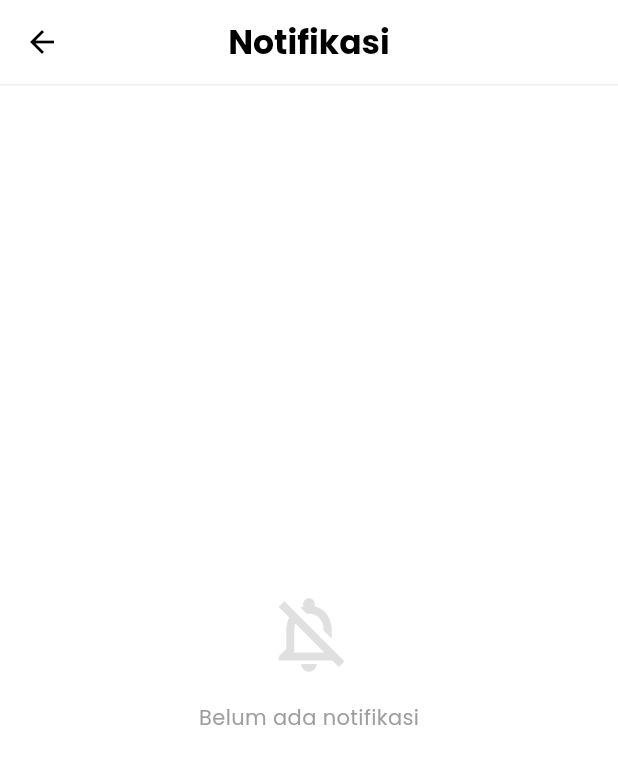
After one commit to zoymelvin/bibliospace-app, a Flutter app: the MainPage screen opened by its route, after a tap on the "notifications" icon, on a phone screen of 412 x 824 dp. The commit adds this screen. Shown: the top 764 px of the screen. Run offline on Flutter 3.47's test engine with Material 3 defaults, Android fonts, the phone set to English and light mode, and no system bars; our stand-ins replace bloc, cached_network_image, cloud_firestore, dio, equatable, firebase_auth and 4 more; accounts and stored records are empty; network calls fail.

Commit message:
feat(notifications): implement rental expiry notifications system
- Add notification model and repository methods for checking expired rentals
- Create notification bell widget with unread indicator
- Implement notification page to display user notifications
- Update main page to check for expired rentals on init

```diff
--- /dev/null
+++ b/lib/data/models/notification_model.dart
@@ -0,0 +1,31 @@
+import 'package:cloud_firestore/cloud_firestore.dart';
+
+class NotificationModel {
+  final String id;
+  final String title;
+  final String body;
+  final String type;
+  final bool isRead;
+  final DateTime createdAt;
+
+  NotificationModel({
+    required this.id,
+    required this.title,
+    required this.body,
+    required this.type,
+    required this.isRead,
+    required this.createdAt,
+  });
+
+  factory NotificationModel.fromFirestore(DocumentSnapshot doc) {
+    final data = doc.data() as Map<String, dynamic>;
+    return NotificationModel(
+      id: doc.id,
+      title: data['title'] ?? '',
+      body: data['body'] ?? '',
+      type: data['type'] ?? 'info',
+      isRead: data['is_read'] ?? false,
+      createdAt: (data['created_at'] as Timestamp).toDate(),
+    );
+  }
+}
--- a/lib/data/repositories/auth_repository.dart
+++ b/lib/data/repositories/auth_repository.dart
@@ -79,7 +79,7 @@ class AuthRepository {
         .collection('transactions')
         .add(transactionData);
 
-    //  Buat Notifikasi Otomatis
+    //  Buat Notifikasi
     String notifTitle = isRent ? "Sewa Berhasil" : "Pembelian Berhasil";
     String notifBody = isRent
         ? "Buku \"${book.title}\" berhasil disewa selama $duration hari."
@@ -116,6 +116,49 @@ class AuthRepository {
     }
   }
 
+  Future<void> checkAndNotifyExpiredRentals() async {
+    final uid = currentUser?.uid;
+    if (uid == null) return;
+
+    final now = DateTime.now();
+    final userRef = _firestore.collection('users').doc(uid);
+    final snapshot = await userRef.collection('transactions')
+        .where('type', isEqualTo: 'rent')
+        .get();
+
+    for (var doc in snapshot.docs) {
+      final data = doc.data();
+
+      if (data['return_date'] == null) continue;
+
+      final returnDate = DateTime.parse(data['return_date']);
+
+      bool isNotified = data['expiry_notified'] ?? false;
+
+      if (returnDate.isBefore(now) && !isNotified) {
+
+        String fullTitle = data['book_title'] ?? 'Buku';
+        String displayTitle = fullTitle;
+
+        if (fullTitle.length > 20) {
+          displayTitle = "${fullTitle.substring(0, 20)}...";
+        }
+        displayTitle = displayTitle.toUpperCase();
+
+        await userRef.collection('notifications').add({
+          'title': "Masa Sewa Habis",
+          'body': "Masa sewa \"$displayTitle\" berakhir. Sewa lagi jika ingin lanjut.",
+          'type': 'alert',
+          'is_read': false,
+          'created_at': FieldValue.serverTimestamp(),
+          'book_id': data['book_id'],
+        });
+
+        await doc.reference.update({'expiry_notified': true});
+      }
+    }
+  }
+
   Future<User?> signIn({required String email, required String password}) async {
     try {
       UserCredential result = await _firebaseAuth.signInWithEmailAndPassword(email: email, password: password);
--- a/lib/ui/pages/home/home_page.dart
+++ b/lib/ui/pages/home/home_page.dart
@@ -4,6 +4,7 @@ import 'package:flutter_bloc/flutter_bloc.dart';
 import '../../../blocs/book/book_bloc.dart';
 import '../../widgets/book_card.dart';
 import '../../widgets/custom_dropdown.dart';
+import '../../widgets/notification_bell.dart';
 import '../search/search_page.dart';
 
 class HomePage extends StatefulWidget {
@@ -67,10 +68,9 @@ class _HomePageState extends State<HomePage> {
               Navigator.push(context, MaterialPageRoute(builder: (c) => const SearchPage()));
             },
           ),
-          IconButton(
-            icon: const Icon(Icons.notifications_none_rounded, color: Colors.black),
-            onPressed: () {},
-          ),
+
+          const NotificationBell(),
+
           const SizedBox(width: 8),
         ],
       ),
@@ -96,7 +96,6 @@ class _HomePageState extends State<HomePage> {
             },
             child: CustomScrollView(
               slivers: [
-
                 SliverToBoxAdapter(
                   child: Padding(
                     padding: const EdgeInsets.fromLTRB(20, 10, 20, 10),
@@ -115,7 +114,7 @@ class _HomePageState extends State<HomePage> {
                   ),
                 ),
 
-                // GRID BUKU
+                // Grid Buku
                 SliverPadding(
                   padding: const EdgeInsets.symmetric(horizontal: 20, vertical: 10),
                   sliver: SliverGrid(
@@ -138,7 +137,6 @@ class _HomePageState extends State<HomePage> {
                               ),
                             );
                           },
-
                         );
                       },
                       childCount: displayBooks.length,
--- a/lib/ui/pages/home/main_page.dart
+++ b/lib/ui/pages/home/main_page.dart
@@ -1,5 +1,7 @@
+import 'package:bibliospace/data/repositories/auth_repository.dart';
 import 'package:bibliospace/ui/pages/collection/collection_page.dart';
 import 'package:flutter/material.dart';
+import 'package:flutter_bloc/flutter_bloc.dart';
 import 'home_page.dart';
 
 class MainPage extends StatefulWidget {
@@ -17,6 +19,14 @@ class _MainPageState extends State<MainPage> {
     const Center(child: Text('Halaman Wishlist')),
     const Center(child: Text('Halaman Profile')),
   ];
+
+  @override
+  void initState() {
+    super.initState();
+    WidgetsBinding.instance.addPostFrameCallback((_) {
+      context.read<AuthRepository>().checkAndNotifyExpiredRentals();
+    });
+  }
 
   void _onItemTapped(int index) {
     setState(() {
--- /dev/null
+++ b/lib/ui/pages/notification/notification_page.dart
@@ -0,0 +1,77 @@
+import 'package:bibliospace/data/models/notification_model.dart';
+import 'package:cloud_firestore/cloud_firestore.dart';
+import 'package:firebase_auth/firebase_auth.dart';
+import 'package:flutter/material.dart';
+import '../../widgets/notification_tile.dart';
+
+class NotificationPage extends StatelessWidget {
+  const NotificationPage({super.key});
+
+  @override
+  Widget build(BuildContext context) {
+    final userId = FirebaseAuth.instance.currentUser?.uid;
+
+    return Scaffold(
+      backgroundColor: Colors.white,
+      appBar: AppBar(
+        backgroundColor: Colors.white,
+        elevation: 0,
+        leading: IconButton(
+          icon: const Icon(Icons.arrow_back, color: Colors.black),
+          onPressed: () => Navigator.pop(context),
+        ),
+        title: const Text("Notifikasi", style: TextStyle(color: Colors.black, fontWeight: FontWeight.bold)),
+        centerTitle: true,
+        bottom: PreferredSize(
+          preferredSize: const Size.fromHeight(1.0),
+          child: Container(color: Colors.grey[200], height: 1.0),
+        ),
+      ),
+      body: userId == null
+        ? const Center(child: Text("Silakan Login"))
+        : StreamBuilder<QuerySnapshot>(
+            stream: FirebaseFirestore.instance
+                .collection('users')
+                .doc(userId)
+                .collection('notifications')
+                .orderBy('created_at', descending: true)
+                .snapshots(),
+            builder: (context, snapshot) {
+              if (snapshot.connectionState == ConnectionState.waiting) {
+                return const Center(child: CircularProgressIndicator());
+              }
+
+              if (!snapshot.hasData || snapshot.data!.docs.isEmpty) {
+                return Center(
+                  child: Column(
+                    mainAxisAlignment: MainAxisAlignment.center,
+                    children: [
+                      Icon(Icons.notifications_off_outlined, size: 60, color: Colors.grey[300]),
+                      const SizedBox(height: 16),
+                      Text("Belum ada notifikasi", style: TextStyle(color: Colors.grey[500])),
+                    ],
+                  ),
+                );
+              }
+
+              return ListView.builder(
+                itemCount: snapshot.data!.docs.length,
+                itemBuilder: (context, index) {
+                  final doc = snapshot.data!.docs[index];
+                  final notification = NotificationModel.fromFirestore(doc);
+
+                  return NotificationTile(
+                    notification: notification,
+                    onTap: () {
+                      if (!notification.isRead) {
+                        doc.reference.update({'is_read': true});
+                      }
+                    },
+                  );
+                },
+              );
+            },
+          ),
+    );
+  }
+}
--- a/lib/ui/widgets/collection_book_card.dart
+++ b/lib/ui/widgets/collection_book_card.dart
@@ -89,7 +89,7 @@ class CollectionBookCard extends StatelessWidget {
                 else if (isExpired)
                   _buildBadge("SEWA BERAKHIR", Colors.red)
                 else
-                  _buildBadge("SEWA AKTIF", Colors.orange),
+                  _buildBadge("SEWA AKTIF", const Color.fromARGB(255, 110, 137, 224)),
 
                 const SizedBox(height: 8),
 
@@ -135,7 +135,7 @@ class CollectionBookCard extends StatelessWidget {
                       Icon(
                         isPurchase ? Icons.calendar_today : Icons.timer,
                         size: 14,
-                        color: isPurchase ? Colors.green : Colors.orange,
+                        color: isPurchase ? Colors.green : const Color.fromARGB(255, 110, 137, 224),
                       ),
                       const SizedBox(width: 6),
                       Text(
@@ -143,7 +143,7 @@ class CollectionBookCard extends StatelessWidget {
                         style: TextStyle(
                           fontSize: 11,
                           fontWeight: FontWeight.w600,
-                          color: isPurchase ? Colors.green[700] : Colors.orange[800],
+                          color: isPurchase ? Colors.green[700] : const Color.fromARGB(255, 110, 137, 224),
                         ),
                       ),
                     ],
--- /dev/null
+++ b/lib/ui/widgets/notification_bell.dart
@@ -0,0 +1,61 @@
+import 'package:cloud_firestore/cloud_firestore.dart';
+import 'package:firebase_auth/firebase_auth.dart';
+import 'package:flutter/material.dart';
+import '../pages/notification/notification_page.dart';
+
+class NotificationBell extends StatelessWidget {
+  const NotificationBell({super.key});
+
+  @override
+  Widget build(BuildContext context) {
+    final user = FirebaseAuth.instance.currentUser;
+
+    if (user == null) {
+      return IconButton(
+        icon: const Icon(Icons.notifications_outlined, color: Colors.black),
+        onPressed: () {
+        },
+      );
+    }
+
+    return StreamBuilder<QuerySnapshot>(
+      stream: FirebaseFirestore.instance
+          .collection('users')
+          .doc(user.uid)
+          .collection('notifications')
+          .where('is_read', isEqualTo: false)
+          .snapshots(),
+      builder: (context, snapshot) {
+        bool hasUnread = snapshot.hasData && snapshot.data!.docs.isNotEmpty;
+
+        return Stack(
+          children: [
+            IconButton(
+              icon: const Icon(Icons.notifications_outlined, color: Colors.black),
+              onPressed: () {
+                Navigator.push(
+                  context,
+                  MaterialPageRoute(builder: (context) => const NotificationPage()),
+                );
+              },
+            ),
+            if (hasUnread)
+              Positioned(
+                right: 12,
+                top: 12,
+                child: Container(
+                  width: 10,
+                  height: 10,
+                  decoration: BoxDecoration(
+                    color: Colors.red,
+                    shape: BoxShape.circle,
+                    border: Border.all(color: Colors.white, width: 1.5),
+                  ),
+                ),
+              ),
+          ],
+        );
+      },
+    );
+  }
+}
```
Also changed, not shown: lib/ui/widgets/notification_tile.dart (added, +67 -0 lines).
